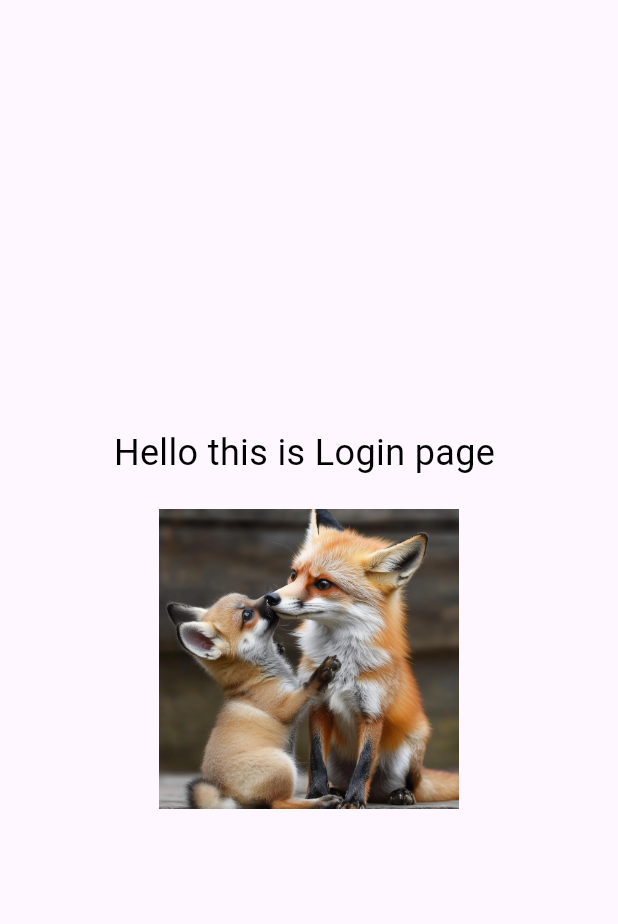
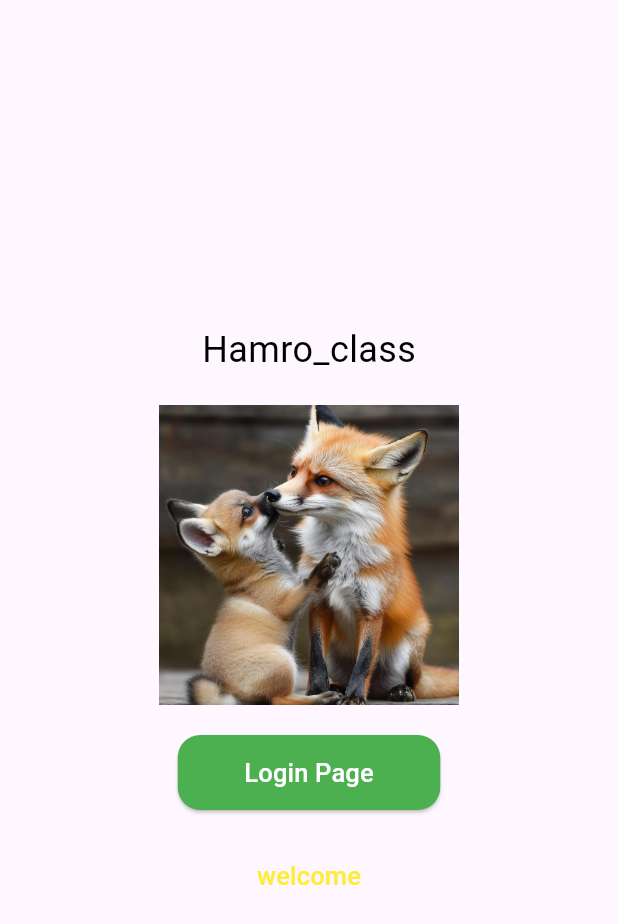
Before and after one commit to sumangiri109/Hamro_Class, a Flutter app: the screen it shows after launch, on a phone screen of 412 x 824 dp. Shown: the top 924 px of the screen. Run offline on Flutter 3.47's test engine with Material 3 defaults, Android fonts, the phone set to English and light mode, and no system bars; our stand-ins replace firebase_core; accounts and stored records are empty; Roboto replaces fonts that are missing (Lexend-Bold, Lexend-Regular); statements that could not run were skipped.

Commit message:
login and homepage

```diff
--- a/lib/constant/strings.dart
+++ b/lib/constant/strings.dart
@@ -1,5 +1,5 @@
 // log in screen message:
-const String loginMessage = "Hello this is Login page ";
+const String loginMessage = "Hamro_class";
 
 // Signup Page:
 const String signupMessage = "Hello this is Signup page ..... ";
--- /dev/null
+++ b/lib/presentation/screens/widgets/custom_button.dart
@@ -0,0 +1,44 @@
+import 'package:hamro_project/constant/const.dart';
+
+class CustomElevatedButton extends StatelessWidget {
+  final VoidCallback? onPressed;
+  final Color backgroundColor;
+  final Size fixedSize;
+
+  final BorderRadiusGeometry borderRadius;
+  final String text;
+  final TextStyle textStyle;
+
+  const CustomElevatedButton({
+    super.key,
+    this.onPressed,
+    this.backgroundColor = Colors.green, // Default button color
+    this.fixedSize = const Size(
+      175,
+      50,
+    ), // Default button size (use raw values)
+    this.borderRadius = const BorderRadius.all(Radius.circular(10)),
+    this.text = "Button", // Default text
+    this.textStyle = const TextStyle(
+      // Default text style
+      fontFamily: lexendRegular,
+      color: white,
+      fontSize: 20,
+    ),
+  });
+
+  @override
+  Widget build(BuildContext context) {
+    return ElevatedButton(
+      onPressed: onPressed,
+      style: ElevatedButton.styleFrom(
+        backgroundColor: backgroundColor,
+        fixedSize: Size(fixedSize.width, fixedSize.height),
+        shape: RoundedRectangleBorder(
+          borderRadius: BorderRadius.all(Radius.circular(15)),
+        ),
+      ),
+      child: Text(text, style: textStyle.copyWith(fontSize: 17)),
+    );
+  }
+}
--- /dev/null
+++ b/lib/presentation/screens/widgets/customtextbutton.dart
@@ -0,0 +1,29 @@
+import 'package:hamro_project/constant/const.dart';
+
+class Customtextbutton extends StatelessWidget {
+  final VoidCallback? onPressed;
+  final String text;
+  final Color color;
+  final TextStyle textStyle;
+
+  const Customtextbutton({
+    super.key,
+    required this.onPressed,
+    required this.text,
+    this.color = Colors.red,
+    this.textStyle = const TextStyle(
+      // Default text style
+      fontFamily: lexendRegular,
+      color: white,
+      fontSize: 20,
+    ),
+  });
+
+  @override
+  Widget build(BuildContext context) {
+    return TextButton(
+      onPressed: onPressed,
+      child: Text(text, style: textStyle.copyWith(fontSize: 17)),
+    );
+  }
+}
--- a/lib/presentation/screens/widgets/widgets_tests.dart
+++ b/lib/presentation/screens/widgets/widgets_tests.dart
@@ -1,4 +1,7 @@
 import 'package:hamro_project/constant/const.dart';
+import 'package:hamro_project/presentation/auth/login.dart';
+import 'package:hamro_project/presentation/screens/widgets/custom_button.dart';
+import 'package:hamro_project/presentation/screens/widgets/customtextbutton.dart';
 
 class WidgetTest extends StatefulWidget {
   const WidgetTest({super.key});
@@ -26,12 +29,34 @@ class _WidgetTestState extends State<WidgetTest> {
                   ),
                 ),
                 const SizedBox(height: 20),
+
+                // Image Example:
                 Image.asset(
                   saugat2, //  fetched from constant (image)
                   height: 200,
                   width: 200,
                   fit: BoxFit.cover,
                 ),
+                const SizedBox(height: 20), //  spacing
+                // Custom Eleveted Button call:
+                CustomElevatedButton(
+                  onPressed: () {
+                    Navigator.push(
+                      context,
+                      MaterialPageRoute(
+                        builder: (context) =>
+                            const LoginScreen(), // navigate to login screen
+                      ),
+                    );
+                  },
+                  text: "Login Page",
+                ),
+                SizedBox(height: 20),
+                Customtextbutton(
+                  onPressed: () {},
+                  text: "welcome",
+                  textStyle: TextStyle(color: Colors.yellow),
+                ), // Custom Text Button call
               ],
             ),
           ),
```
Also changed, not shown: lib/presentation/auth/login.dart (added, +129 -0 lines), lib/presentation/screens/homepage/home.dart (added, +24 -0 lines).
